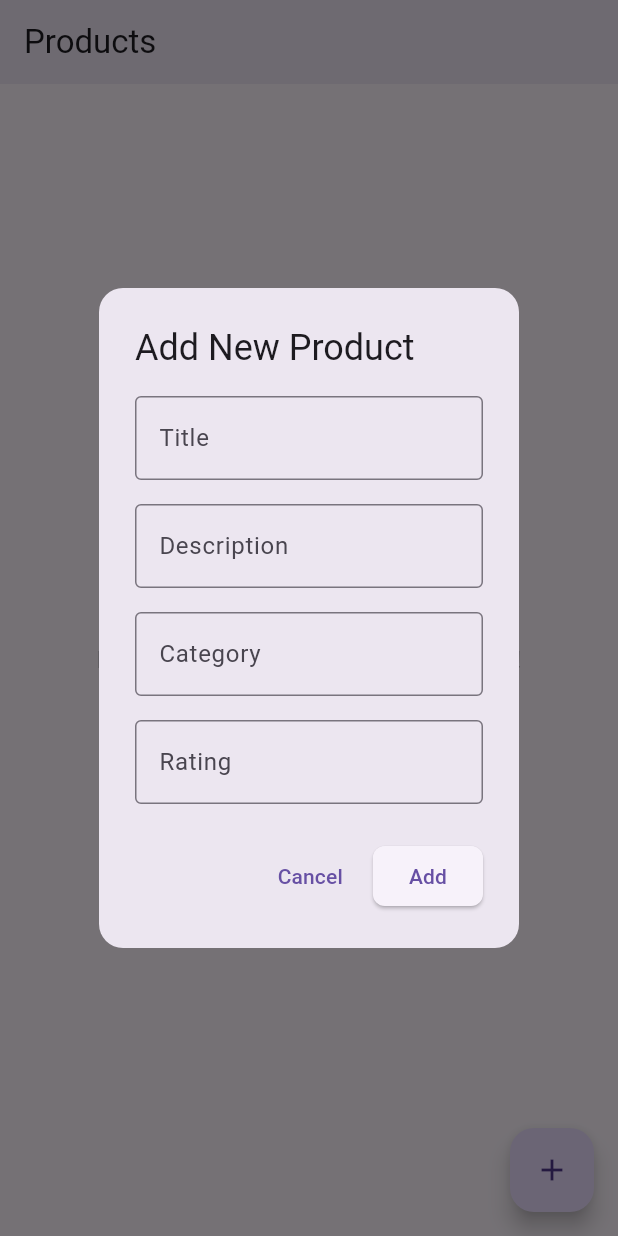
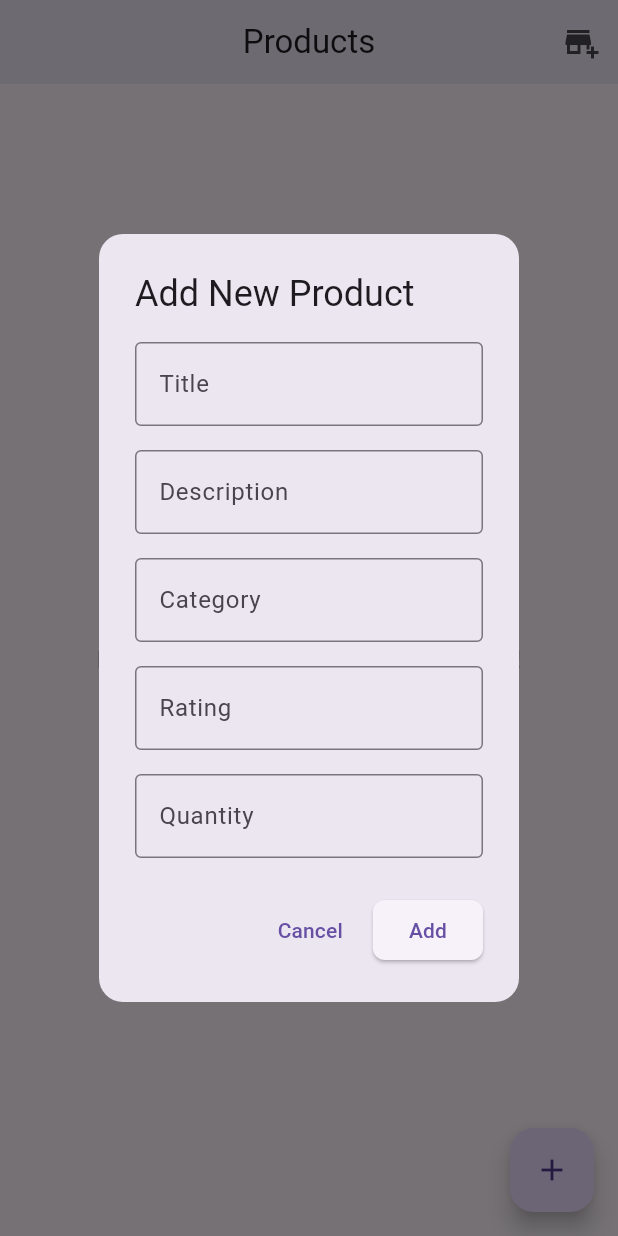
Before and after one commit to karkisaroj/sqflite-with-bloc, a Flutter app: the screen it shows after launch, after a tap on the "add" icon, on a phone screen of 412 x 824 dp. Run offline on Flutter 3.47's test engine with Material 3 defaults, Android fonts, the phone set to English and light mode, and no system bars; our stand-ins replace bloc, flutter_bloc, sqflite; accounts and stored records are empty.

Commit message:
presentation changed

```diff
--- /dev/null
+++ b/lib/data/bloc/product_bloc/product_bloc.dart
@@ -0,0 +1,100 @@
+import 'dart:developer';
+
+import 'package:flutter_bloc/flutter_bloc.dart';
+import '../../model/product.dart';
+import '../../database/product_helper.dart';
+import 'product_event.dart';
+import 'product_state.dart';
+
+class ProductBloc extends Bloc<ProductEvent, ProductState> {
+  final ProductHelper dbHelper = ProductHelper();
+
+  ProductBloc() : super(ProductInitial()) {
+    on<LoadProducts>((event, emit) async {
+      emit(ProductLoading());
+      try {
+        final data = await dbHelper.getProducts();
+        final products = data.map((e) => Product.fromMap(e)).toList();
+        emit(ProductLoaded(products));
+      } catch (e) {
+        emit(ProductError('failed to load products'));
+      }
+    });
+
+    on<AddProductPressed>((event, emit) async {
+      emit(ProductLoading());
+      try {
+        final product = Product(
+          title: event.title,
+          description: event.description,
+          favourites: event.favourites,
+          categories: event.categories,
+          rating: event.rating,
+          quantity: event.quantity,
+        );
+        await dbHelper.insertProduct(product.toMap());
+        final data = await dbHelper.getProducts();
+        final products = data.map((e) => Product.fromMap(e)).toList();
+        emit(ProductLoaded(products));
+      } catch (e) {
+        emit(ProductError('Failed to add product'));
+      }
+    });
+
+    on<ToggleFavourite>((event, emit) async {
+      if (state is ProductLoaded) {
+        final products = (state as ProductLoaded).products;
+        final index = products.indexWhere((p) => p.id == event.productId);
+        if (index != -1) {
+          final product = products[index];
+          final updatedProduct = Product(
+            id: product.id,
+            title: product.title,
+            description: product.description,
+            favourites: !product.favourites,
+            categories: product.categories,
+            rating: product.rating,
+            quantity: product.quantity,
+          );
+          await dbHelper.updateProducts(product.id!, updatedProduct.toMap());
+          final data = await dbHelper.getProducts();
+          final updatedProducts = data.map((e) => Product.fromMap(e)).toList();
+          emit(ProductLoaded(updatedProducts));
+        }
+      }
+    });
+
+    on<UpdateProducts>((event, emit) async {
+      emit(ProductLoading());
+      try {
+        final product = Product(
+          title: event.title,
+          description: event.description,
+          favourites: event.favourites,
+          categories: event.categories,
+          rating: event.rating,
+          quantity: event.quantity,
+        );
+        await dbHelper.updateProducts(event.id, product.toMap());
+        final data = await dbHelper.getProducts();
+        final products = data.map((e) => Product.fromMap(e)).toList();
+        emit(ProductLoaded(products));
+      } catch (e) {
+        log('$e');
+        emit(ProductError('Failed to update product'));
+      }
+    });
+
+    on<DeleteProducts>((event, emit) async {
+      emit(ProductLoading());
+      try {
+        await dbHelper.deleteProduct(event.id);
+        final data = await dbHelper.getProducts();
+        final products = data.map((e) => Product.fromMap(e)).toList();
+        emit(ProductLoaded(products));
+      } catch (e) {
+        emit(ProductError('Failed to delete product'));
+      }
+    });
+  }
+}
--- a/lib/data/bloc/product_event.dart
+++ b/lib/data/bloc/product_bloc/product_event.dart
@@ -6,12 +6,14 @@ final class AddProductPressed extends ProductEvent {
   final bool favourites;
   final String categories;
   final double rating;
+  final int quantity;
   AddProductPressed({
     required this.title,
     required this.description,
     required this.favourites,
     required this.categories,
     required this.rating,
+    required this.quantity,
   });
 }
 
@@ -24,6 +26,7 @@ final class UpdateProducts extends ProductEvent {
   final bool favourites;
   final String categories;
   final double rating;
+  final int quantity;
   UpdateProducts(
     this.id,
     this.title,
@@ -31,6 +34,7 @@ final class UpdateProducts extends ProductEvent {
     this.favourites,
     this.categories,
     this.rating,
+    this.quantity,
   );
 }
 
--- a/lib/data/database/product_helper.dart
+++ b/lib/data/database/product_helper.dart
@@ -22,7 +22,7 @@ class ProductHelper {
       version: 4,
       onCreate: (Database db, version) async {
         await db.execute(
-          'CREATE TABLE Products(id INTEGER PRIMARY KEY AUTOINCREMENT, title TEXT, description TEXT, favourites INTEGER,categories TEXT,rating REAL)',
+          'CREATE TABLE Products(id INTEGER PRIMARY KEY AUTOINCREMENT, title TEXT, description TEXT, favourites INTEGER,categories TEXT,rating REAL,quantity INTEGER)',
         );
       },
     );
--- a/lib/data/model/product.dart
+++ b/lib/data/model/product.dart
@@ -5,6 +5,7 @@ class Product {
   final bool favourites;
   final String categories;
   final double rating;
+  final int quantity;
 
   Product({
     this.id,
@@ -13,6 +14,7 @@ class Product {
     required this.favourites,
     required this.categories,
     required this.rating,
+    required this.quantity,
   });
 
   Map<String, dynamic> toMap() {
@@ -22,6 +24,7 @@ class Product {
       'favourites': favourites ? 1 : 0,
       'categories': categories,
       'rating': rating.toDouble(),
+      'quantity': quantity.toInt(),
     };
   }
 
@@ -33,6 +36,7 @@ class Product {
       favourites: map['favourites'] == 1,
       categories: map['categories'],
       rating: (map['rating'] as num?)?.toDouble() ?? 0.0,
+      quantity: map['quantity'] ?? 0,
     );
   }
 }
--- a/lib/main.dart
+++ b/lib/main.dart
@@ -1,7 +1,7 @@
 import 'package:flutter/material.dart';
 import 'package:flutter_bloc/flutter_bloc.dart';
 import 'package:sqlite_usage/presentation/product_screen.dart';
-import 'data/bloc/product_bloc.dart';
+import 'data/bloc/product_bloc/product_bloc.dart';
 
 void main() {
   WidgetsFlutterBinding.ensureInitialized();
--- a/lib/presentation/form_screen.dart
+++ b/lib/presentation/form_screen.dart
@@ -1,8 +1,8 @@
 import 'package:flutter/material.dart';
 import 'package:flutter_bloc/flutter_bloc.dart';
-import 'package:sqlite_usage/data/bloc/product_bloc.dart';
-import 'package:sqlite_usage/data/bloc/product_event.dart';
-import 'package:sqlite_usage/data/bloc/product_state.dart';
+import 'package:sqlite_usage/data/bloc/product_bloc/product_bloc.dart';
+import 'package:sqlite_usage/data/bloc/product_bloc/product_event.dart';
+import 'package:sqlite_usage/data/bloc/product_bloc/product_state.dart';
 import '../data/model/product.dart';
 
 class FormScreen extends StatefulWidget {
@@ -19,6 +19,7 @@ class _FormScreenState extends State<FormScreen> {
   late final TextEditingController _descriptionController;
   late final TextEditingController _categoryController;
   late final TextEditingController _ratingController;
+  late final TextEditingController _qunatityController;
 
   final _formKey = GlobalKey<FormState>();
 
@@ -43,6 +44,7 @@ class _FormScreenState extends State<FormScreen> {
     _descriptionController.dispose();
     _categoryController.dispose();
     _ratingController.dispose();
+    _qunatityController.dispose();
     super.dispose();
   }
 
@@ -53,6 +55,8 @@ class _FormScreenState extends State<FormScreen> {
 
     final double rating =
         double.tryParse(_ratingController.text) ?? widget.product.rating;
+    final int quantity =
+        int.tryParse(_qunatityController.text) ?? widget.product.quantity;
 
     context.read<ProductBloc>().add(
       UpdateProducts(
@@ -62,6 +66,7 @@ class _FormScreenState extends State<FormScreen> {
         widget.product.favourites,
         _categoryController.text,
         rating,
+        quantity,
       ),
     );
 
@@ -103,6 +108,7 @@ class _FormScreenState extends State<FormScreen> {
                         !currentProduct.favourites,
                         currentProduct.categories,
                         currentProduct.rating,
+                        currentProduct.quantity,
                       ),
                     );
                   },
@@ -195,6 +201,21 @@ class _FormScreenState extends State<FormScreen> {
                   return null;
                 },
               ),
+              TextFormField(
+                controller: _qunatityController,
+                keyboardType: TextInputType.number,
+                decoration: const InputDecoration(
+                  border: OutlineInputBorder(),
+                  labelText: "Quantity",
+                  prefixIcon: Icon(Icons.add_business_rounded),
+                ),
+                validator: (value) {
+                  if (value == null || value.isEmpty) {
+                    return "Please enter quantity";
+                  }
+                  return null;
+                },
+              ),
 
               const SizedBox(height: 32),
 
--- a/lib/presentation/product_details.dart
+++ b/lib/presentation/product_details.dart
@@ -1,8 +1,8 @@
 import 'package:flutter/material.dart';
 import 'package:flutter_bloc/flutter_bloc.dart';
-import 'package:sqlite_usage/data/bloc/product_bloc.dart';
-import 'package:sqlite_usage/data/bloc/product_event.dart';
-import 'package:sqlite_usage/data/bloc/product_state.dart';
+import 'package:sqlite_usage/data/bloc/product_bloc/product_bloc.dart';
+import 'package:sqlite_usage/data/bloc/product_bloc/product_event.dart';
+import 'package:sqlite_usage/data/bloc/product_bloc/product_state.dart';
 import 'package:sqlite_usage/data/model/product.dart';
 
 class ProductDetails extends StatefulWidget {
@@ -40,6 +40,7 @@ class _ProductDetailsState extends State<ProductDetails> {
                       !currentProduct.favourites,
                       currentProduct.categories,
                       currentProduct.rating,
+                      currentProduct.quantity,
                     ),
                   );
                 },
@@ -86,6 +87,13 @@ class _ProductDetailsState extends State<ProductDetails> {
                         Text(widget.product.rating.toString()),
                       ],
                     ),
+                    Row(
+                      children: [
+                        Icon(Icons.production_quantity_limits_rounded),
+                        SizedBox(width: 5),
+                        Text(widget.product.quantity.toString()),
+                      ],
+                    ),
                   ],
                 ),
                 SizedBox(height: 16),
--- a/lib/presentation/product_screen.dart
+++ b/lib/presentation/product_screen.dart
@@ -3,12 +3,13 @@
 
 import 'package:flutter/material.dart';
 import 'package:flutter_bloc/flutter_bloc.dart';
+import 'package:sqlite_usage/presentation/cart_product.dart';
 import 'package:sqlite_usage/presentation/form_screen.dart';
 import 'package:sqlite_usage/presentation/product_details.dart';
 
-import '../data/bloc/product_bloc.dart';
-import '../data/bloc/product_event.dart';
-import '../data/bloc/product_state.dart';
+import '../data/bloc/product_bloc/product_bloc.dart';
+import '../data/bloc/product_bloc/product_event.dart';
+import '../data/bloc/product_bloc/product_state.dart';
 
 class ProductScreen extends StatefulWidget {
   const ProductScreen({super.key});
@@ -31,6 +32,7 @@ class _ProductScreenState extends State<ProductScreen> {
     final TextEditingController descController = TextEditingController();
     final TextEditingController categoryController = TextEditingController();
     final TextEditingController ratingController = TextEditingController();
+    final TextEditingController quantityController = TextEditingController();
     showDialog(
       context: context,
       builder: (buildContext) => BlocProvider<ProductBloc>.value(
@@ -76,6 +78,15 @@ class _ProductScreenState extends State<ProductScreen> {
                     border: OutlineInputBorder(),
                   ),
                 ),
+                const SizedBox(height: 16),
+                TextField(
+                  controller: quantityController,
+                  keyboardType: TextInputType.number,
+                  decoration: InputDecoration(
+                    labelText: "Quantity",
+                    border: OutlineInputBorder(),
+                  ),
+                ),
               ],
             ),
           ),
@@ -92,6 +103,7 @@ class _ProductScreenState extends State<ProductScreen> {
               ),
               onPressed: () {
                 final rate = double.tryParse(ratingController.text) ?? 0.0;
+                final quantity = int.tryParse(quantityController.text) ?? 0;
                 productBloc.add(
                   AddProductPressed(
                     title: titleController.text,
@@ -99,6 +111,7 @@ class _ProductScreenState extends State<ProductScreen> {
                     favourites: false,
                     categories: categoryController.text,
                     rating: rate,
+                    quantity: quantity,
                   ),
                 );
                 Navigator.of(context).pop();
@@ -209,7 +222,27 @@ class _ProductScreenState extends State<ProductScreen> {
   @override
   Widget build(BuildContext context) {
     return Scaffold(
-      appBar: AppBar(title: const Text('Products'), elevation: 4),
+      appBar: AppBar(
+        title: const Text('Products'),
+        elevation: 4,
+        centerTitle: true,
+        actions: [
+          IconButton(
+            onPressed: () {
+              Navigator.push(
+                context,
+                MaterialPageRoute(
+                  builder: (ctx) => BlocProvider.value(
+                    value: BlocProvider.of<ProductBloc>(context),
+                    child: CartProduct(),
+                  ),
+                ),
+              );
+            },
+            icon: Icon(Icons.add_business),
+          ),
+        ],
+      ),
       body: BlocBuilder<ProductBloc, ProductState>(
         builder: (context, state) {
           if (state is ProductLoading) {
--- a/pubspec.yaml
+++ b/pubspec.yaml
@@ -37,6 +37,8 @@ dependencies:
   sqflite: ^2.4.2
   path: ^1.9.1
   flutter_bloc: ^9.1.1
+  bloc: ^9.0.0
+
 
 dev_dependencies:
   flutter_test:
@@ -48,6 +50,7 @@ dev_dependencies:
   # package. See that file for information about deactivating specific lint
   # rules and activating additional ones.
   flutter_lints: ^5.0.0
+  flutter_launcher_icons: ^0.14.4
 
 # For information on the generic Dart part of this file, see the
 # following page: https://dart.dev/tools/pub/pubspec
@@ -76,6 +79,9 @@ flutter:
   # "family" key with the font family name, and a "fonts" key with a
   # list giving the asset and other descriptors for the font. For
   # example:
+flutter_icons:
+  image_path: "assets/sqflite.png"
+  android: true
   # fonts:
   #   - family: Schyler
   #     fonts:
```
Also changed, not shown: lib/data/bloc/cart_bloc/cart_bloc.dart (added, +10 -0 lines), lib/data/bloc/cart_bloc/cart_event.dart (added, +9 -0 lines), lib/data/bloc/cart_bloc/cart_state.dart (added, +14 -0 lines), lib/data/bloc/product_bloc.dart (deleted, +0 -97 lines), lib/presentation/cart_product.dart (added, +15 -0 lines), assets/sqflite.png (added), lib/data/bloc/product_bloc/product_state.dart (renamed from lib/data/bloc/product_state.dart), pubspec.lock, 5 other files.
